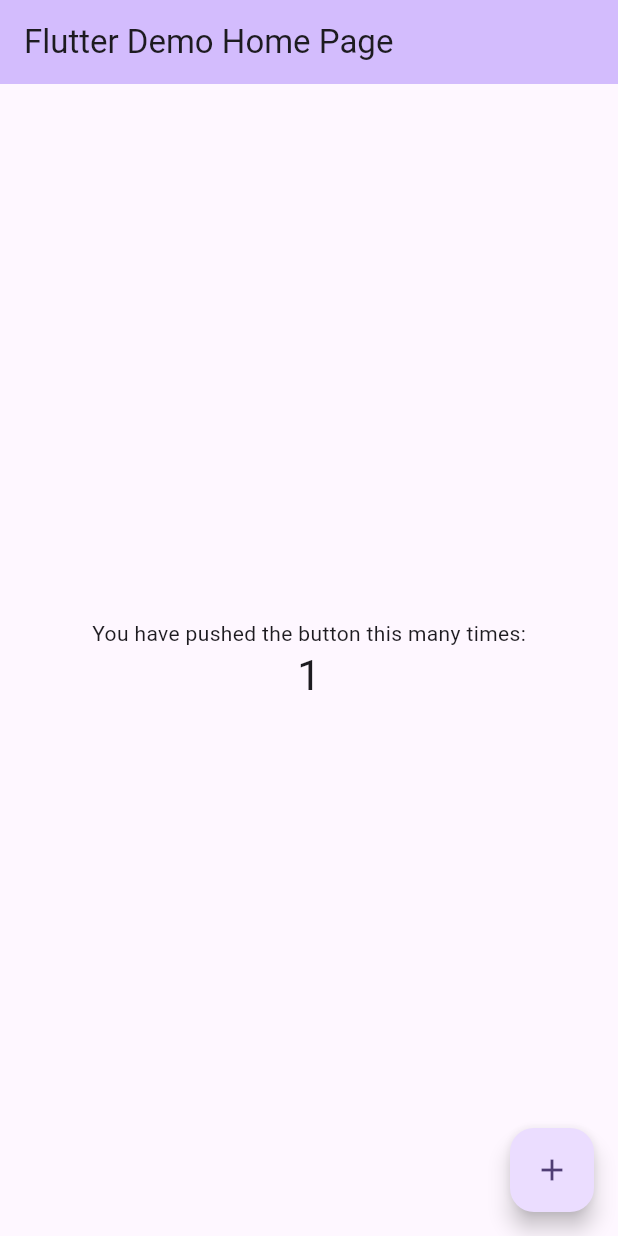
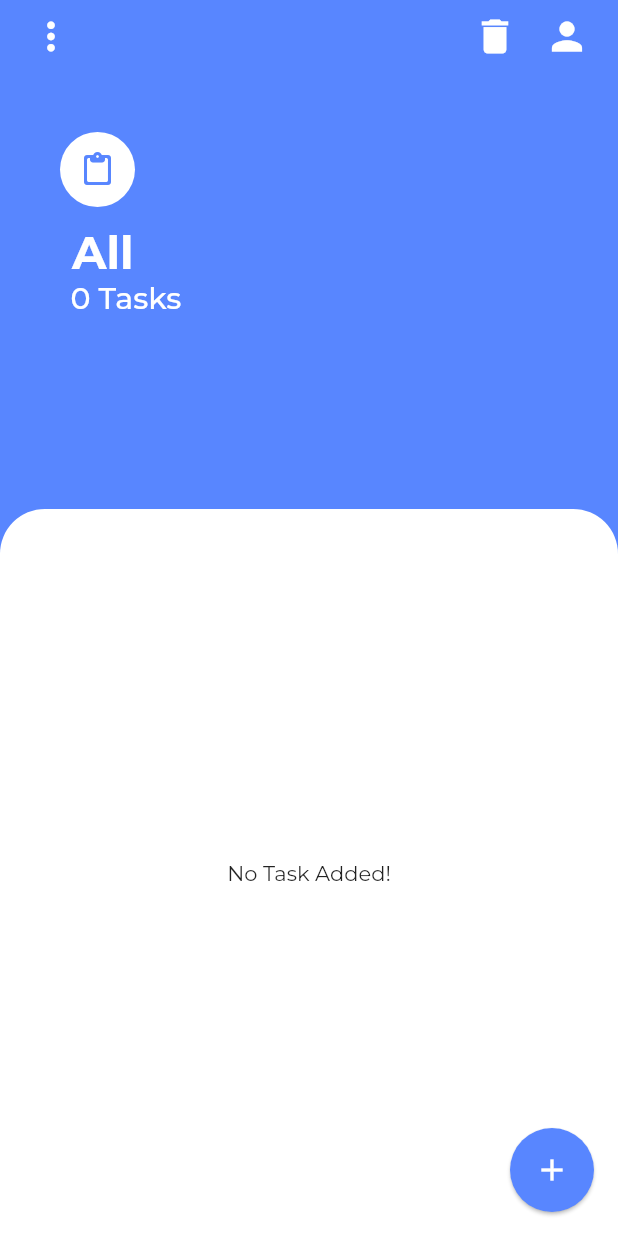
Before and after one commit to deyvissoneduardo/todo_list_getx, a Flutter app: the screen it shows after launch, after a tap on the "add" icon, on a phone screen of 412 x 824 dp. Run offline on Flutter 3.47's test engine with Material 2 defaults, Android fonts, the phone set to English and light mode, and no system bars; our stand-ins replace get, get_storage, google_fonts.

Commit message:
created home page

```diff
--- a/lib/main.dart
+++ b/lib/main.dart
@@ -1,125 +1,38 @@
 import 'package:flutter/material.dart';
+import 'package:flutter/services.dart';
+import 'package:get/get.dart';
+import 'package:get_storage/get_storage.dart';
+import 'package:google_fonts/google_fonts.dart';
 
-void main() {
+import 'src/bindings/app_bindings.dart';
+import 'src/routes/routes.dart';
+
+void main() async {
+  await GetStorage.init();
   runApp(const MyApp());
 }
 
 class MyApp extends StatelessWidget {
   const MyApp({super.key});
 
-  // This widget is the root of your application.
-  @override
-  Widget build(BuildContext context) {
-    return MaterialApp(
-      title: 'Flutter Demo',
-      theme: ThemeData(
-        // This is the theme of your application.
-        //
-        // TRY THIS: Try running your application with "flutter run". You'll see
-        // the application has a blue toolbar. Then, without quitting the app,
-        // try changing the seedColor in the colorScheme below to Colors.green
-        // and then invoke "hot reload" (save your changes or press the "hot
-        // reload" button in a Flutter-supported IDE, or press "r" if you used
-        // the command line to start the app).
-        //
-        // Notice that the counter didn't reset back to zero; the application
-        // state is not lost during the reload. To reset the state, use hot
-        // restart instead.
-        //
-        // This works for code too, not just values: Most code changes can be
-        // tested with just a hot reload.
-        colorScheme: ColorScheme.fromSeed(seedColor: Colors.deepPurple),
-        useMaterial3: true,
+  static void changeNavBarColor(Color color, Brightness brightness) {
+    SystemChrome.setSystemUIOverlayStyle(
+      SystemUiOverlayStyle(
+        statusBarColor: color,
+        statusBarIconBrightness: brightness,
       ),
-      home: const MyHomePage(title: 'Flutter Demo Home Page'),
     );
-  }
-}
-
-class MyHomePage extends StatefulWidget {
-  const MyHomePage({super.key, required this.title});
-
-  // This widget is the home page of your application. It is stateful, meaning
-  // that it has a State object (defined below) that contains fields that affect
-  // how it looks.
-
-  // This class is the configuration for the state. It holds the values (in this
-  // case the title) provided by the parent (in this case the App widget) and
-  // used by the build method of the State. Fields in a Widget subclass are
-  // always marked "final".
-
-  final String title;
-
-  @override
-  State<MyHomePage> createState() => _MyHomePageState();
-}
-
-class _MyHomePageState extends State<MyHomePage> {
-  int _counter = 0;
-
-  void _incrementCounter() {
-    setState(() {
-      // This call to setState tells the Flutter framework that something has
-      // changed in this State, which causes it to rerun the build method below
-      // so that the display can reflect the updated values. If we changed
-      // _counter without calling setState(), then the build method would not be
-      // called again, and so nothing would appear to happen.
-      _counter++;
-    });
   }
 
   @override
   Widget build(BuildContext context) {
-    // This method is rerun every time setState is called, for instance as done
-    // by the _incrementCounter method above.
-    //
-    // The Flutter framework has been optimized to make rerunning build methods
-    // fast, so that you can just rebuild anything that needs updating rather
-    // than having to individually change instances of widgets.
-    return Scaffold(
-      appBar: AppBar(
-        // TRY THIS: Try changing the color here to a specific color (to
-        // Colors.amber, perhaps?) and trigger a hot reload to see the AppBar
-        // change color while the other colors stay the same.
-        backgroundColor: Theme.of(context).colorScheme.inversePrimary,
-        // Here we take the value from the MyHomePage object that was created by
-        // the App.build method, and use it to set our appbar title.
-        title: Text(widget.title),
-      ),
-      body: Center(
-        // Center is a layout widget. It takes a single child and positions it
-        // in the middle of the parent.
-        child: Column(
-          // Column is also a layout widget. It takes a list of children and
-          // arranges them vertically. By default, it sizes itself to fit its
-          // children horizontally, and tries to be as tall as its parent.
-          //
-          // Column has various properties to control how it sizes itself and
-          // how it positions its children. Here we use mainAxisAlignment to
-          // center the children vertically; the main axis here is the vertical
-          // axis because Columns are vertical (the cross axis would be
-          // horizontal).
-          //
-          // TRY THIS: Invoke "debug painting" (choose the "Toggle Debug Paint"
-          // action in the IDE, or press "p" in the console), to see the
-          // wireframe for each widget.
-          mainAxisAlignment: MainAxisAlignment.center,
-          children: <Widget>[
-            const Text(
-              'You have pushed the button this many times:',
-            ),
-            Text(
-              '$_counter',
-              style: Theme.of(context).textTheme.headlineMedium,
-            ),
-          ],
-        ),
-      ),
-      floatingActionButton: FloatingActionButton(
-        onPressed: _incrementCounter,
-        tooltip: 'Increment',
-        child: const Icon(Icons.add),
-      ), // This trailing comma makes auto-formatting nicer for build methods.
+    return GetMaterialApp(
+      theme: ThemeData(textTheme: GoogleFonts.montserratTextTheme()),
+      initialBinding: AppBindings(),
+      debugShowCheckedModeBanner: false,
+      defaultTransition: Transition.leftToRight,
+      getPages: Routes.pages,
+      initialRoute: '/home_page',
     );
   }
 }
--- /dev/null
+++ b/lib/src/bindings/app_bindings.dart
@@ -0,0 +1,12 @@
+import 'package:get/get.dart';
+
+import '../controllers/task_controller.dart';
+import '../controllers/textfiled_controller.dart';
+
+class AppBindings extends Bindings {
+  @override
+  void dependencies() {
+    Get.lazyPut(() => TaskController());
+    Get.put(TextFieldController());
+  }
+}
--- /dev/null
+++ b/lib/src/controllers/task_controller.dart
@@ -0,0 +1,27 @@
+import 'package:get/get.dart';
+import 'package:get_storage/get_storage.dart';
+
+import '../models/task_model.dart';
+
+class TaskController extends GetxController {
+  bool isEditing = false;
+  int index = 0;
+  RxList<TaskModel> tasks = <TaskModel>[].obs;
+
+  @override
+  void onInit() {
+    final box = GetStorage();
+    //
+    if (box.read('tasks') != null) {
+      final list = box.read('tasks');
+      for (var item in list) {
+        tasks.add(TaskModel.fromJason(item));
+      }
+    }
+    //
+    ever(tasks, (val) {
+      box.write('tasks', tasks.toJson());
+    });
+    super.onInit();
+  }
+}
--- /dev/null
+++ b/lib/src/controllers/textfiled_controller.dart
@@ -0,0 +1,14 @@
+import 'package:flutter/cupertino.dart';
+import 'package:get/get.dart';
+
+class TextFieldController extends GetxController {
+  TextEditingController? taskTitle;
+  TextEditingController? taskSubtitle;
+
+  @override
+  void onInit() {
+    taskTitle = TextEditingController();
+    taskSubtitle = TextEditingController();
+    super.onInit();
+  }
+}
--- /dev/null
+++ b/lib/src/pages/home_page.dart
@@ -0,0 +1,287 @@
+import 'package:flutter/material.dart';
+import 'package:get/get.dart';
+
+import '../../main.dart';
+import '../controllers/task_controller.dart';
+import '../controllers/textfiled_controller.dart';
+import '../core/helpers/constantes.dart';
+
+class HomePage extends StatelessWidget {
+  const HomePage({Key? key}) : super(key: key);
+
+  @override
+  Widget build(BuildContext context) {
+    MyApp.changeNavBarColor(kLightBlueColor, Brightness.light);
+    return const SafeArea(
+      child: Scaffold(
+        floatingActionButton: MyFloatingActionButton(),
+        body: Stack(
+          alignment: Alignment.bottomCenter,
+          children: [
+            TopSectionWidget(),
+            BottomSectionWidget(),
+          ],
+        ),
+      ),
+    );
+  }
+}
+
+class MyFloatingActionButton extends StatelessWidget {
+  const MyFloatingActionButton({
+    Key? key,
+  }) : super(key: key);
+
+  @override
+  Widget build(BuildContext context) {
+    return FloatingActionButton(
+      heroTag: 'hero',
+      backgroundColor: kLightBlueColor,
+      elevation: 1,
+      tooltip: 'Add Task',
+      onPressed: () {
+        Get.find<TaskController>().isEditing = false;
+        Get.find<TextFieldController>().taskTitle!.text = '';
+        Get.find<TextFieldController>().taskSubtitle!.text = '';
+        Get.toNamed('/addtasksscreen')!.then((value) {
+          return MyApp.changeNavBarColor(kLightBlueColor, Brightness.light);
+        });
+      },
+      child: const Icon(Icons.add),
+    );
+  }
+}
+
+class BottomSectionWidget extends StatelessWidget {
+  const BottomSectionWidget({
+    Key? key,
+  }) : super(key: key);
+
+  @override
+  Widget build(BuildContext context) {
+    return Container(
+      width: kFinalWitdth,
+      height: kFinalHeight / 1.7,
+      decoration: const BoxDecoration(
+        color: Colors.white,
+        borderRadius: BorderRadius.only(
+          topLeft: Radius.circular(30),
+          topRight: Radius.circular(30),
+        ),
+      ),
+      child: Obx(() {
+        return Container(
+          margin: const EdgeInsets.all(20),
+          child: Get.find<TaskController>().tasks.isNotEmpty
+              ? Column(
+                  crossAxisAlignment: CrossAxisAlignment.start,
+                  children: [
+                    const Padding(
+                      padding: EdgeInsets.only(left: 10),
+                      child: Text(
+                        'Latest',
+                        style: TextStyle(
+                          fontWeight: FontWeight.w200,
+                          color: Colors.grey,
+                        ),
+                      ),
+                    ),
+                    SizedBox(
+                      width: kFinalWitdth,
+                      height: kFinalHeight / 2,
+                      child: Obx(() {
+                        return ListView.builder(
+                          itemBuilder: (ctx, index) {
+                            final task =
+                                Get.find<TaskController>().tasks[index];
+                            return ListTile(
+                              onLongPress: () {
+                                Get.defaultDialog(
+                                  title: 'Warning!',
+                                  middleText: 'Are you sure?',
+                                  textConfirm: 'Yes',
+                                  confirmTextColor: Colors.white,
+                                  textCancel: 'Cancel',
+                                  onConfirm: () {
+                                    Get.find<TaskController>()
+                                        .tasks
+                                        .removeAt(index);
+                                    Get.back();
+                                  },
+                                  onCancel: () {
+                                    Get.back();
+                                  },
+                                );
+                              },
+                              onTap: () {
+                                Get.find<TaskController>().isEditing = true;
+                                Get.find<TaskController>().index = index;
+                                Get.find<TextFieldController>()
+                                    .taskTitle!
+                                    .text = task.title!;
+                                //
+                                Get.find<TextFieldController>()
+                                    .taskSubtitle!
+                                    .text = task.subtitle!;
+                                //
+                                Get.toNamed('/addtasksscreen');
+                              },
+                              title: Text(
+                                task.title ?? '',
+                                style: TextStyle(
+                                  decoration: task.status ?? false
+                                      ? TextDecoration.lineThrough
+                                      : TextDecoration.none,
+                                  color: task.status ?? false
+                                      ? Colors.blue
+                                      : Colors.black,
+                                ),
+                              ),
+                              subtitle: Text(
+                                task.subtitle ?? '',
+                                style: TextStyle(
+                                  decoration: task.status ?? false
+                                      ? TextDecoration.lineThrough
+                                      : TextDecoration.none,
+                                  color: task.status ?? false
+                                      ? Colors.blue
+                                      : Colors.black,
+                                ),
+                              ),
+                              trailing: Checkbox(
+                                value: task.status,
+                                onChanged: (val) {
+                                  task.status = !task.status!;
+                                  Get.find<TaskController>().tasks[index] =
+                                      task;
+                                },
+                                activeColor: kLightBlueColor,
+                                side: const BorderSide(
+                                  color: Colors.black45,
+                                  width: 1.5,
+                                ),
+                                shape: RoundedRectangleBorder(
+                                  borderRadius: BorderRadius.circular(5),
+                                ),
+                              ),
+                            );
+                          },
+                          itemCount: Get.find<TaskController>().tasks.length,
+                        );
+                      }),
+                    ),
+                  ],
+                )
+              : const Center(
+                  child: Text('No Task Added!'),
+                ),
+        );
+      }),
+    );
+  }
+}
+
+class TopSectionWidget extends StatelessWidget {
+  const TopSectionWidget({
+    Key? key,
+  }) : super(key: key);
+
+  @override
+  Widget build(BuildContext context) {
+    return Container(
+      width: kFinalWitdth,
+      color: kLightBlueColor,
+      child: Column(
+        crossAxisAlignment: CrossAxisAlignment.start,
+        children: [
+          Container(
+            margin: const EdgeInsets.symmetric(horizontal: 10),
+            child: Row(
+              mainAxisAlignment: MainAxisAlignment.spaceBetween,
+              children: [
+                Tooltip(
+                  message: 'More',
+                  child: IconButton(
+                    onPressed: () {},
+                    icon: const Icon(
+                      Icons.more_vert,
+                      size: 30,
+                      color: Colors.white,
+                    ),
+                  ),
+                ),
+                Row(
+                  children: [
+                    Tooltip(
+                      message: 'Delete All Tasks',
+                      child: IconButton(
+                        onPressed: () {
+                          Get.find<TaskController>().tasks.value = [];
+                        },
+                        icon: const Icon(
+                          Icons.delete,
+                          size: 30,
+                          color: Colors.white,
+                        ),
+                      ),
+                    ),
+                    Tooltip(
+                      message: 'Your Profile',
+                      child: IconButton(
+                        onPressed: () {},
+                        icon: const Icon(
+                          Icons.person,
+                          size: 30,
+                          color: Colors.white,
+                        ),
+                      ),
+                    ),
+                  ],
+                ),
+              ],
+            ),
+          ),
+          Container(
+            margin: const EdgeInsets.only(left: 40.0, top: 40.0),
+            child: const CircleAvatar(
+              radius: 25,
+              backgroundColor: Colors.white,
+              child: Center(
+                child: Icon(
+                  Icons.paste_rounded,
+                  color: kLightBlueColor,
+                ),
+              ),
+            ),
+          ),
+          Container(
+            margin: const EdgeInsets.only(left: 48.0, top: 12.0),
+            child: const Text(
+              'All',
+              style: TextStyle(
+                color: Colors.white,
+                fontSize: 30.0,
+                fontWeight: FontWeight.bold,
+              ),
+            ),
+          ),
+          Container(
+            margin: const EdgeInsets.only(
+              left: 47.0,
+            ),
+            child: Obx(() {
+              return Text(
+                '${Get.find<TaskController>().tasks.length} Tasks',
+                style: const TextStyle(
+                  color: Colors.white,
+                  fontSize: 20.0,
+                  fontWeight: FontWeight.w500,
+                ),
+              );
+            }),
+          ),
+        ],
+      ),
+    );
+  }
+}
--- /dev/null
+++ b/lib/src/routes/routes.dart
@@ -0,0 +1,9 @@
+import 'package:get/get.dart';
+
+import '../pages/home_page.dart';
+
+class Routes {
+  static List<GetPage> get pages => [
+        GetPage(name: '/home_page', page: () => const HomePage()),
+      ];
+}
```
